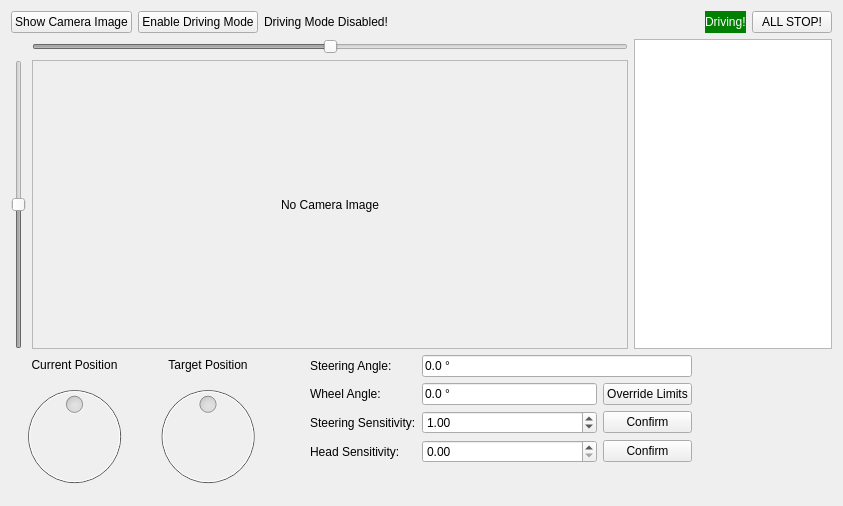
Above: thor_mang_driving_widget/src/driving_widget.ui from hector-humanoid/humanoid_driving before the change. Below: the same form after it.
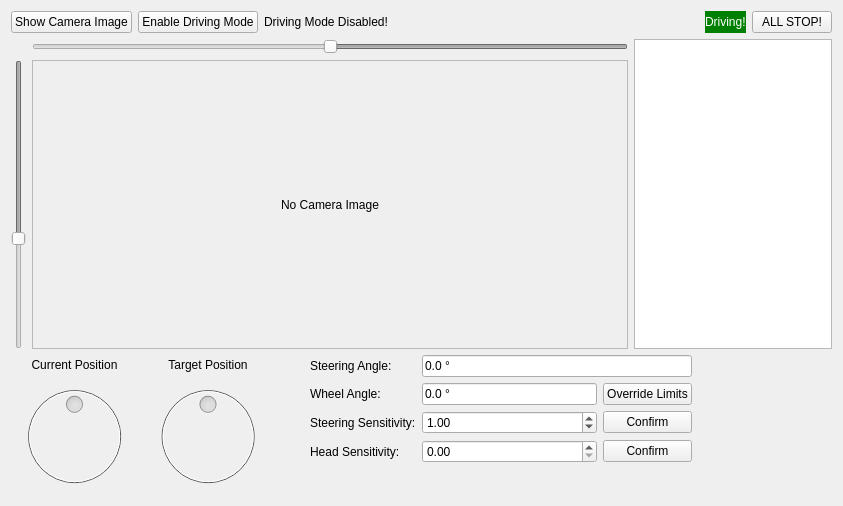
That is the form after the change. Icons and pictures are not drawn.

Commit message: fixed head movement

Diff of the .ui file:
```diff
--- a/thor_mang_driving_widget/src/driving_widget.ui
+++ b/thor_mang_driving_widget/src/driving_widget.ui
@@ -117,14 +117,17 @@
          <bool>false</bool>
         </property>
         <property name="minimum">
-         <number>-314</number>
+         <number>-157</number>
         </property>
         <property name="maximum">
-         <number>314</number>
+         <number>157</number>
         </property>
         <property name="orientation">
          <enum>Qt::Horizontal</enum>
         </property>
+        <property name="invertedAppearance">
+         <bool>true</bool>
+        </property>
        </widget>
       </item>
       <item row="0" column="2" rowspan="2">
@@ -136,14 +139,20 @@
          <bool>false</bool>
         </property>
         <property name="minimum">
-         <number>-314</number>
+         <number>-132</number>
         </property>
         <property name="maximum">
-         <number>314</number>
+         <number>79</number>
         </property>
         <property name="orientation">
          <enum>Qt::Vertical</enum>
         </property>
+        <property name="invertedAppearance">
+         <bool>true</bool>
+        </property>
+        <property name="invertedControls">
+         <bool>false</bool>
+        </property>
        </widget>
       </item>
       <item row="1" column="1">
```
The commit also changes 2 other files.
